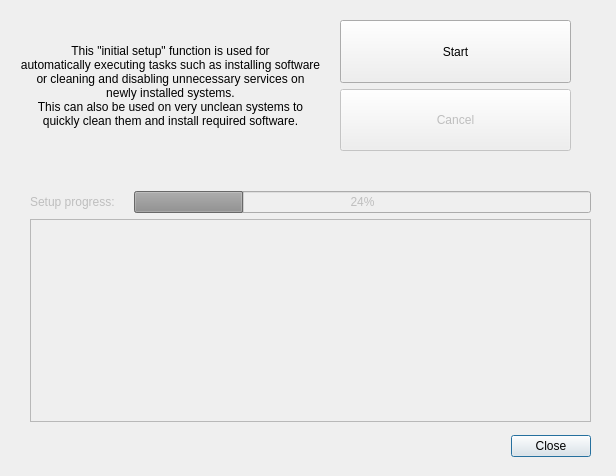
This is ui/initial_setup_dialog.ui in Atrate/qSchoolHelper as Qt 5 draws it before an edit. The edited form follows.
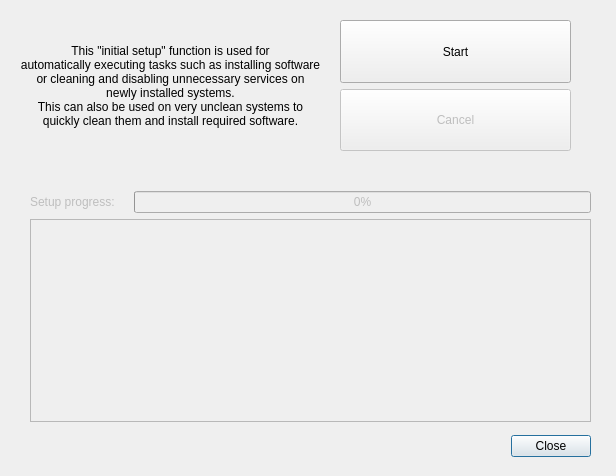
This is the edited form.

Commit message: Streamlined function definitions

Diff of the .ui file:
```diff
--- a/ui/initial_setup_dialog.ui
+++ b/ui/initial_setup_dialog.ui
@@ -113,7 +113,7 @@
        <bool>false</bool>
       </property>
       <property name="value">
-       <number>24</number>
+       <number>0</number>
       </property>
      </widget>
     </item>
```
The commit also changes 2 other files.
